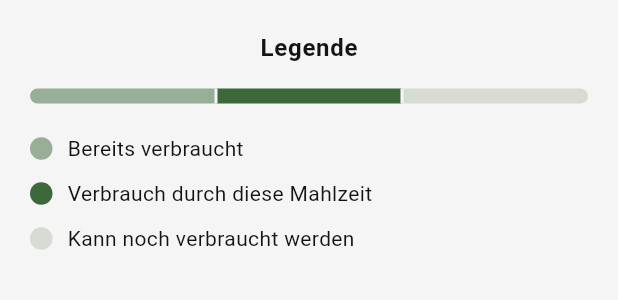
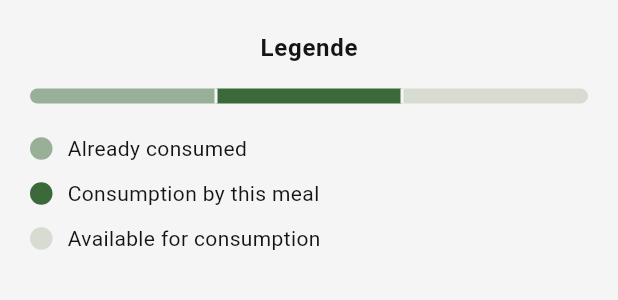
Before and after one commit to Tim-Otte/calorie-counter, a Flutter app: the NutrimentBarLegend widget shown alone on an empty page, opened directly, on a phone screen of 412 x 824 dp. Shown: the top 300 px of the screen. Run offline on Flutter 3.47's test engine with Material 3 defaults, Android fonts, the phone set to English and light mode, and no system bars; drawn by our look-alikes of dynamic_color; our stand-ins replace cached_network_image, device_info_plus, drift, drift_flutter, flutter_localized_locales, material_symbols_icons and 3 more; missing offline and left inert: gauge_indicator, mobile_scanner, openfoodfacts; accounts and stored records are empty; generated files the repository leaves out were written again.

Commit message:
Enhance product search and localization support; refactor database queries and improve UI elements

```diff
--- a/lib/main.dart
+++ b/lib/main.dart
@@ -23,7 +23,10 @@ void main() async {
   // SettingsView.
   runApp(MultiProvider(
     providers: [
-      Provider(create: (_) => AppDatabase()),
+      Provider(
+        create: (_) => AppDatabase(),
+        dispose: (_, database) => database.close(),
+      ),
       Provider(create: (_) => foodFactService),
       ChangeNotifierProvider(create: (_) => settingsController),
     ],
--- a/lib/src/components/add_meal/bottom_sheets/nutriment_bar_legend.dart
+++ b/lib/src/components/add_meal/bottom_sheets/nutriment_bar_legend.dart
@@ -1,6 +1,8 @@
 import 'package:flutter/material.dart';
+import 'package:flutter_gen/gen_l10n/app_localizations.dart';
 
 import '../../all.dart';
+import '../../../extensions/all.dart';
 
 class NutrimentBarLegend extends StatelessWidget {
   const NutrimentBarLegend({super.key});
@@ -8,9 +10,10 @@ class NutrimentBarLegend extends StatelessWidget {
   @override
   Widget build(BuildContext context) {
     final theme = Theme.of(context);
+    final localizations = AppLocalizations.of(context)!;
 
     return Container(
-      padding: EdgeInsets.all(20),
+      padding: EdgeInsets.all(20).copyWith(bottom: 40),
       child: Wrap(
         runSpacing: 10,
         children: [
@@ -18,7 +21,7 @@ class NutrimentBarLegend extends StatelessWidget {
             mainAxisAlignment: MainAxisAlignment.center,
             children: [
               Text(
-                'Legende',
+                localizations.legend,
                 style: theme.textTheme.bodyLarge
                     ?.copyWith(fontWeight: FontWeight.bold),
               ),
@@ -32,7 +35,7 @@ class NutrimentBarLegend extends StatelessWidget {
               data: [
                 Segment(
                   fractionalValue: 1 / 3,
-                  color: theme.colorScheme.primary.withOpacity(0.5),
+                  color: theme.colorScheme.primary.useOpacity(0.5),
                 ),
                 Segment(
                   fractionalValue: 1 / 3,
@@ -47,18 +50,18 @@ class NutrimentBarLegend extends StatelessWidget {
           ),
           _getLegend(
             theme,
-            theme.colorScheme.primary.withOpacity(0.5),
-            'Bereits verbraucht',
+            theme.colorScheme.primary.useOpacity(0.5),
+            localizations.alreadyConsumed,
           ),
           _getLegend(
             theme,
             theme.colorScheme.primary,
-            'Verbrauch durch diese Mahlzeit',
+            localizations.consumptionByThisMeal,
           ),
           _getLegend(
             theme,
             theme.colorScheme.surfaceDim,
-            'Kann noch verbraucht werden',
+            localizations.availableForConsumption,
           ),
         ],
       ),
--- a/lib/src/components/settings/navigation_tile.dart
+++ b/lib/src/components/settings/navigation_tile.dart
@@ -1,5 +1,6 @@
 import 'package:calorie_counter/src/components/settings/tile.dart';
 import 'package:flutter/material.dart';
+import 'package:material_symbols_icons/symbols.dart';
 
 import 'tile_type.dart';
 
@@ -15,7 +16,7 @@ class MaterialNavigationSettingsTile extends MaterialSettingsTile {
           tileType: SettingsTileType.switchTile,
           suffix: const Padding(
             padding: EdgeInsets.symmetric(horizontal: 16),
-            child: Icon(Icons.chevron_right),
+            child: Icon(Symbols.chevron_right_rounded),
           ),
         );
 }
--- a/lib/src/extensions/scaffold_messenger_state.dart
+++ b/lib/src/extensions/scaffold_messenger_state.dart
@@ -10,8 +10,10 @@ extension ScaffoldMessengerStateExtensions on ScaffoldMessengerState {
           children: [
             Padding(
               padding: EdgeInsets.only(right: 20),
-              child: Icon(Symbols.warning_rounded,
-                  color: Theme.of(context).colorScheme.onError),
+              child: Icon(
+                Symbols.warning_rounded,
+                color: Theme.of(context).colorScheme.error,
+              ),
             ),
             Flexible(
               child: Text(errorText),
--- a/lib/src/localization/app_de.arb
+++ b/lib/src/localization/app_de.arb
@@ -51,6 +51,10 @@
   "searchProductPageTitle": "Produkt suchen",
   "favourites": "Favoriten",
   "dailyNutrimentDiagramTitle": "Tägliche Nährstoffübersicht",
+  "legend": "Legende",
+  "alreadyConsumed": "Bereits konsumiert",
+  "consumptionByThisMeal": "Verbrauch durch diese Mahlzeit",
+  "availableForConsumption": "Kann noch konsumiert werden",
 
   "addProductPageTitle": "Produkt hinzufügen",
   "switchToEditModeTooltip": "Produktdaten manuell bearbeiten",
--- a/lib/src/localization/app_en.arb
+++ b/lib/src/localization/app_en.arb
@@ -51,6 +51,10 @@
   "searchProductPageTitle": "Find product",
   "favourites": "Favourites",
   "dailyNutrimentDiagramTitle": "Daily nutrient breakdown",
+  "legend": "Legende",
+  "alreadyConsumed": "Already consumed",
+  "consumptionByThisMeal": "Consumption by this meal",
+  "availableForConsumption": "Available for consumption",
 
   "addProductPageTitle": "Add product",
   "switchToEditModeTooltip": "Manually edit product",
--- a/lib/src/pages/add_meal.dart
+++ b/lib/src/pages/add_meal.dart
@@ -274,7 +274,7 @@ class _AddMealPageState extends State<AddMealPage> {
                         iconSize: 15,
                         style: IconButton.styleFrom(
                           backgroundColor:
-                              theme.colorScheme.surfaceContainerHigh,
+                              theme.colorScheme.surfaceContainerLow,
                           foregroundColor: theme.colorScheme.primary,
                         ),
                         onPressed: () async => showModalBottomSheet(
--- a/pubspec.yaml
+++ b/pubspec.yaml
@@ -4,7 +4,7 @@ description: A new Flutter project.
 # Prevent accidental publishing to pub.dev.
 publish_to: 'none'
 
-version: 1.0.0+2
+version: 1.0.0+3
 
 environment:
   sdk: '>=3.0.1 <4.0.0'
```
Also changed, not shown: lib/src/components/add_product/product_search.dart (+12 -5 lines), lib/src/data/database.dart (+54 -13 lines), lib/src/pages/search_product.dart (+7 -0 lines).
